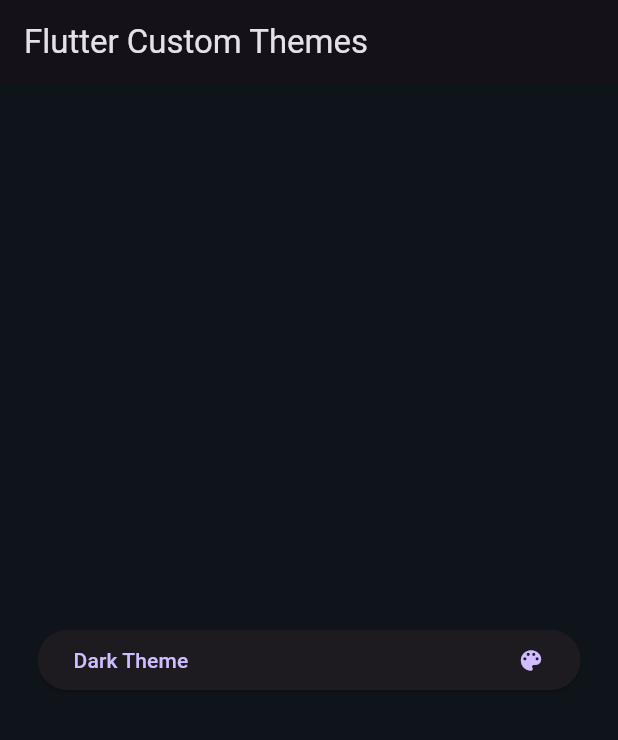
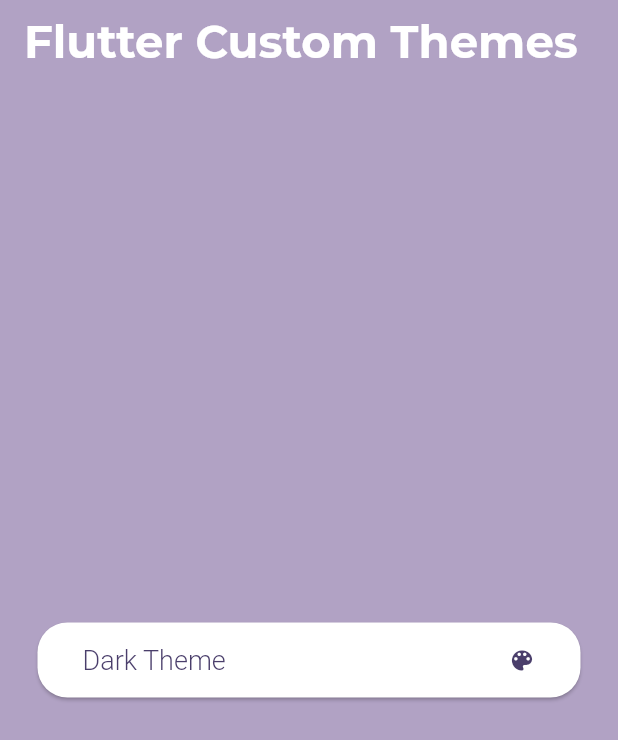
Before and after one commit to kverkholomova/-custom_theme_flutter, a Flutter app: the screen it shows after launch, after a tap on "Dark Theme", on a phone screen of 412 x 824 dp. Shown: the top 740 px of the screen. Run offline on Flutter 3.47's test engine with Material 3 defaults, Android fonts, the phone set to English and light mode, and no system bars; our stand-ins replace google_fonts.

Commit message:
feat: add widget for elevated buttons

```diff
--- a/lib/screens/home_screen.dart
+++ b/lib/screens/home_screen.dart
@@ -15,8 +15,6 @@ class MyHomePage extends StatefulWidget {
 class _MyHomePageState extends State<MyHomePage> {
   @override
   Widget build(BuildContext context) {
-    final themeProvider = context.read<ThemeProvider>();
-
     return Scaffold(
       appBar: AppBar(title: Text(widget.title)),
       body: Center(
@@ -27,25 +25,23 @@ class _MyHomePageState extends State<MyHomePage> {
               padding: const EdgeInsets.symmetric(horizontal: 25),
               child: ElevatedButton(
                 onPressed: () {
+                  final themeProvider = context.read<ThemeProvider>();
+
                   themeProvider.setTheme(
-                    themeProvider.themeData.brightness == Brightness.dark
-                        ? AppTheme.light
-                        : AppTheme.dark,
+                     AppTheme.light
                   );
                 },
                 child: Row(
                   mainAxisAlignment: MainAxisAlignment.spaceBetween,
                   children: [
-                    Text(
-                      themeProvider.themeData.brightness == Brightness.dark
-                          ? "Light Theme"
-                          : "Dark Theme",
+                    Text(  "Dark Theme"
                     ),
                     Icon(Icons.color_lens_rounded),
                   ],
                 ),
               ),
             ),
+
           ],
         ),
       ),
--- a/lib/theme/dark_theme.dart
+++ b/lib/theme/dark_theme.dart
@@ -1,6 +1,29 @@
 import 'package:flutter/material.dart';
+import 'package:google_fonts/google_fonts.dart';
 
 final ThemeData darkTheme = ThemeData(
   brightness: Brightness.dark,
-  scaffoldBackgroundColor: const Color.fromRGBO(15,20,26, 1.0),
+  textTheme: GoogleFonts.montserratTextTheme().apply(
+    bodyColor: Color.fromRGBO(38, 41, 51, 1.0),
+    displayColor: Color.fromRGBO(38, 41, 51, 1.0),
+  ),
+  elevatedButtonTheme: ElevatedButtonThemeData(
+    style: ElevatedButton.styleFrom(
+      backgroundColor: Colors.white, // button color
+      foregroundColor: Color.fromRGBO(38, 41, 51, 1.0), // text/icon color
+      minimumSize: Size(double.infinity, 50), // button size
+      textStyle: TextStyle(fontSize: 18, fontWeight: FontWeight.w300),
+      padding: EdgeInsets.symmetric(horizontal: 30, vertical: 12),
+      shape: RoundedRectangleBorder(borderRadius: BorderRadius.circular(20)),
+    ),
+  ),
+  scaffoldBackgroundColor: Color.fromRGBO(38, 41, 51, 1.0),
+  appBarTheme: AppBarThemeData(
+    backgroundColor: Color.fromRGBO(38, 41, 51, 1.0),
+    titleTextStyle: GoogleFonts.montserrat(
+      fontSize: 30,
+      fontWeight: FontWeight.bold,
+      color: Colors.white,
+    ),
+  ),
 );
```
Also changed, not shown: lib/widgets/custom_elevated_button.dart (added, +40 -0 lines).
